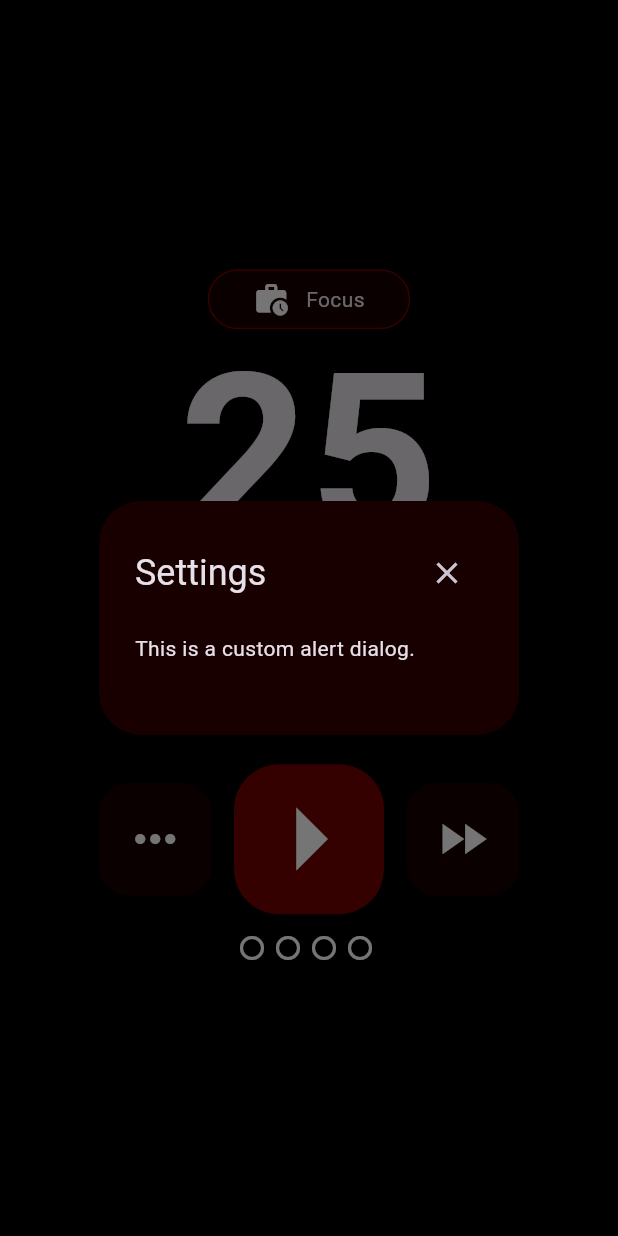
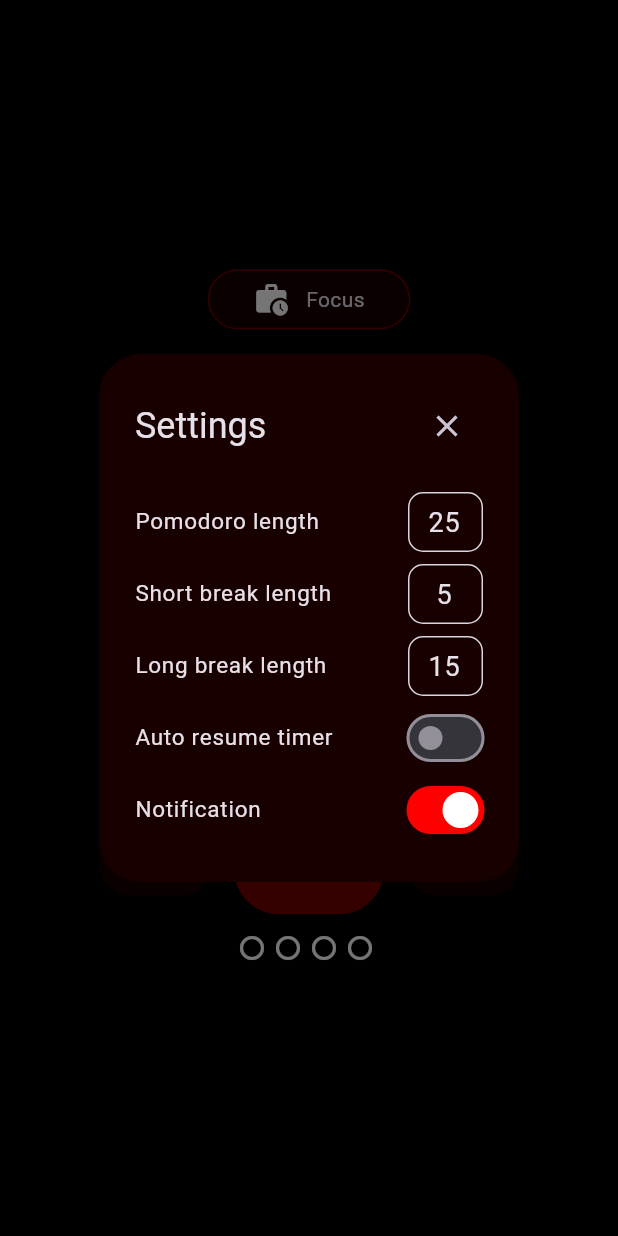
Before and after one commit to theBigUPs/flutter_pomodoro, a Flutter app: the screen it shows after launch, after a tap on the "keyboard control" icon, on a phone screen of 412 x 824 dp. Run offline on Flutter 3.47's test engine with Material 3 defaults, Android fonts, the phone set to English and light mode, and no system bars; our stand-ins replace flutter_local_notifications, shared_preferences.

Commit message:
setting ui and usersettings implemented

```diff
--- a/lib/src/service/timer_notifications.dart
+++ b/lib/src/service/timer_notifications.dart
@@ -23,8 +23,8 @@ class TimerNotifications {
       // },
     );
     var androidPlatformChannelSpecifics = const AndroidNotificationDetails(
-      'your_channel_id',
-      'your_channel_name',
+      'pomodoro_timer',
+      'pomodoro_timer_times_up_notification',
       //'your_channel_description',
       importance: Importance.max,
       priority: Priority.high,
--- a/lib/src/service/user_settings.dart
+++ b/lib/src/service/user_settings.dart
@@ -1,10 +1,38 @@
+import 'package:shared_preferences/shared_preferences.dart';
+
 class UserSettings {
   //dark mode
-  //pomodoro len
+
   //pomodoros until long break
   //short break len
   //long break len
   //auto resume timer
   //sound
   //notifications
+  //commented out values are the default values
+  static const String _pomoLenKey = "pomolenkey"; //= 25;
+  static const String _shortBreakLenKey = "shortbreaklenkey"; //= 5;
+  static const String _longBreakLenKey = "longbreaklenkey"; //= 15;
+  static const String _autoResumeKey = "autoresumekey"; //= false;
+  static const String _notificationKey = "notificationkey"; //= true;
+
+  late SharedPreferences prefs;
+
+  Future<void> init() async {
+    prefs = await SharedPreferences.getInstance();
+  }
+
+  bool get autoResume => prefs.getBool(_autoResumeKey) ?? false;
+  bool get notification => prefs.getBool(_notificationKey) ?? true;
+  String get pomoLen => prefs.getString(_pomoLenKey) ?? "25";
+  String get longBreakLen => prefs.getString(_longBreakLenKey) ?? "15";
+  String get shortBreakLen => prefs.getString(_shortBreakLenKey) ?? "5";
+
+  Future<void> setBool(String key, bool value) async {
+    await prefs.setBool(key, value);
+  }
+
+  Future<void> setString(String key, String value) async {
+    await prefs.setString(key, value);
+  }
 }
--- a/lib/src/view/pomodoro_settings.dart
+++ b/lib/src/view/pomodoro_settings.dart
@@ -1,4 +1,8 @@
 import 'package:flutter/material.dart';
+import 'package:flutter_pomodoro/src/viewmodel/pomodoro_settings_viewmodel.dart';
+import "dart:math";
+
+import 'package:provider/provider.dart';
 //dark mode
 //pomo len
 //pomos until long break
@@ -8,17 +12,43 @@ import 'package:flutter/material.dart';
 //sound
 //notifications
 
-class PomodoroSettings extends StatelessWidget {
+class PomodoroSettings extends StatefulWidget {
   final Color dialogColor;
 
   const PomodoroSettings({Key? key, required this.dialogColor})
       : super(key: key);
 
   @override
+  PomodoroSettingsState createState() => PomodoroSettingsState();
+}
+
+class PomodoroSettingsState extends State<PomodoroSettings> {
+  TextEditingController? _controller1;
+  TextEditingController? _controller2;
+  TextEditingController? _controller3;
+
+  @override
+  void initState() {
+    super.initState();
+    _controller1 = TextEditingController();
+    _controller2 = TextEditingController();
+    _controller3 = TextEditingController();
+  }
+
+  @override
+  void dispose() {
+    _controller1?.dispose();
+    _controller2?.dispose();
+    _controller3?.dispose();
+    //print("qwer"); this gets called when the dialog is popped regardless of the button being pressed
+    super.dispose();
+  }
+
+  @override
   Widget build(BuildContext context) {
     return AlertDialog(
-      surfaceTintColor: dialogColor,
-      backgroundColor: dialogColor,
+      surfaceTintColor: widget.dialogColor,
+      backgroundColor: widget.dialogColor,
       title: Row(
         mainAxisAlignment: MainAxisAlignment.spaceBetween,
         children: [
@@ -30,16 +60,102 @@ class PomodoroSettings extends StatelessWidget {
               icon: const Icon(Icons.close))
         ],
       ),
-      content: const Text('This is a custom alert dialog.'),
-      actions: const <Widget>[
-        Row(
-          mainAxisAlignment: MainAxisAlignment.spaceBetween,
-          children: <Widget>[
-            // Placeholder for flexible space to push close button to the right
-            SizedBox(),
+      content: SingleChildScrollView(
+        child: Column(
+          mainAxisSize: MainAxisSize.min,
+          children: [
+            settingTextFieldTile("Pomodoro length", "25", _controller1),
+            settingTextFieldTile("Short break length", "5", _controller2),
+            settingTextFieldTile("Long break length", "15", _controller3),
+            settingSwitchTile("Auto resume timer", "autoresumekey"),
+            settingSwitchTile("Notification", "notification"),
           ],
         ),
-      ],
+      ),
+    );
+  }
+
+  Widget settingTextFieldTile(
+      String text, String inputText, TextEditingController? controller) {
+    return ListTile(
+      contentPadding: EdgeInsets.zero,
+      title: Text(
+        text,
+        style: const TextStyle(fontSize: 15),
+      ),
+      dense: true,
+      trailing: SizedBox(
+        height: 40,
+        width: 50,
+        child: TextField(
+          controller: controller?..text = inputText,
+          onChanged: (text) => {},
+
+          textAlignVertical: TextAlignVertical.center,
+          textAlign: TextAlign.center, // Align text in the center
+          cursorWidth: 1.0, // Adjust cursor width if needed
+          cursorColor: const Color(0xffffffff),
+
+          style: const TextStyle(fontSize: 18), // Add your desired text style
+          decoration: InputDecoration(
+            hintText: inputText,
+            focusedBorder: OutlineInputBorder(
+              borderRadius: const BorderRadius.all(Radius.circular(10.0)),
+              borderSide: BorderSide(
+                color: max(max(widget.dialogColor.blue, widget.dialogColor.red),
+                            widget.dialogColor.green) ==
+                        widget.dialogColor.green
+                    ? const Color(0xff00ff00)
+                    : max(max(widget.dialogColor.blue, widget.dialogColor.red),
+                                widget.dialogColor.green) ==
+                            widget.dialogColor.red
+                        ? const Color(0xffff0000)
+                        : const Color(0xff0000ff),
+              ),
+            ),
+            enabledBorder: const OutlineInputBorder(
+                borderRadius: BorderRadius.all(Radius.circular(10.0)),
+                borderSide: BorderSide(color: Color(0xffd8d6de))),
+            contentPadding: const EdgeInsets.all(0),
+          ),
+        ),
+      ),
+    );
+  }
+
+  Widget settingSwitchTile(String text, String key) {
+    return ListTile(
+      contentPadding: EdgeInsets.zero,
+      title: Text(
+        text,
+        style: const TextStyle(fontSize: 15),
+      ),
+      dense: true,
+      trailing: SizedBox(
+        height: 40,
+        width: 50,
+        child: Consumer<PomodoroSettingsViewModel>(
+          builder: (context, viewmodel, child) {
+            return Switch(
+              value: viewmodel.assignSwitch(key),
+              activeColor: Colors.white,
+              activeTrackColor: max(
+                          max(widget.dialogColor.blue, widget.dialogColor.red),
+                          widget.dialogColor.green) ==
+                      widget.dialogColor.green
+                  ? const Color(0xff00ff00)
+                  : max(max(widget.dialogColor.blue, widget.dialogColor.red),
+                              widget.dialogColor.green) ==
+                          widget.dialogColor.red
+                      ? const Color(0xffff0000)
+                      : const Color(0xff0000ff),
+              onChanged: (bool value) {
+                viewmodel.updateSwitch(key);
+              },
+            );
+          },
+        ),
+      ),
     );
   }
 }
--- a/lib/src/viewmodel/pomodoro_settings_viewmodel.dart
+++ b/lib/src/viewmodel/pomodoro_settings_viewmodel.dart
@@ -1,3 +1,23 @@
 import 'package:flutter/material.dart';
 
-class PomodoroSettingsViewModel with ChangeNotifier {}
+class PomodoroSettingsViewModel with ChangeNotifier {
+  bool autoResume = false;
+  bool notification = true;
+  void updateSwitch(String key) {
+    if (key == "autoresumekey") {
+      autoResume = !autoResume;
+    } else {
+      notification = !notification;
+    }
+    notifyListeners();
+  }
+
+  bool assignSwitch(String key) {
+    if (key == "autoresumekey") {
+      return autoResume;
+    }
+    return notification;
+  }
+
+  Future<void> saveSettings() async {}
+}
--- a/lib/src/viewmodel/pomodoro_timer_viewmodel.dart
+++ b/lib/src/viewmodel/pomodoro_timer_viewmodel.dart
@@ -108,6 +108,7 @@ class PomodoroTimerViewModel with ChangeNotifier {
 
     minute = "${totalSeconds ~/ 60}".padLeft(2, "0");
     second = "${totalSeconds % 60}".padLeft(2, "0");
+    //notifyListeners();
     startStopTimer(context);
   }
 
```
